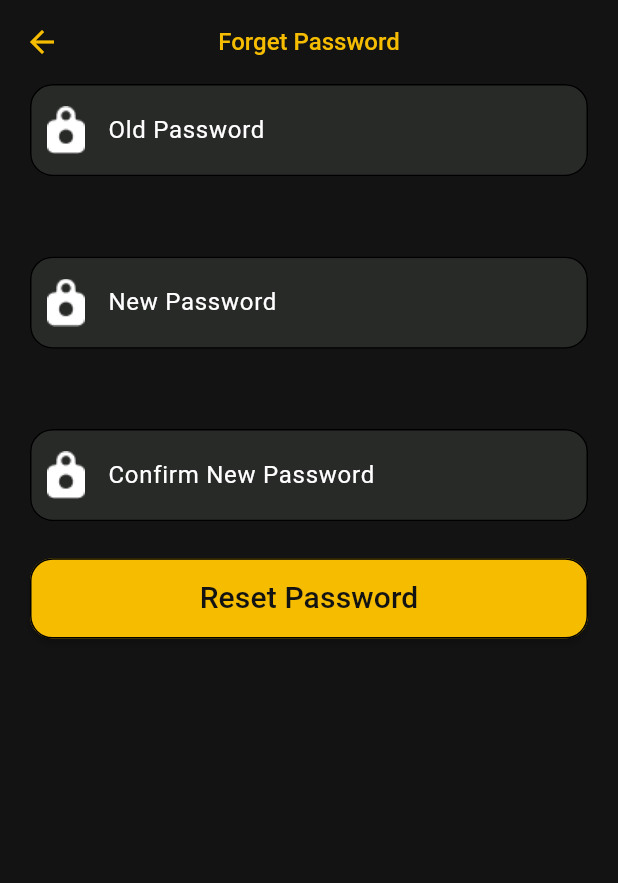
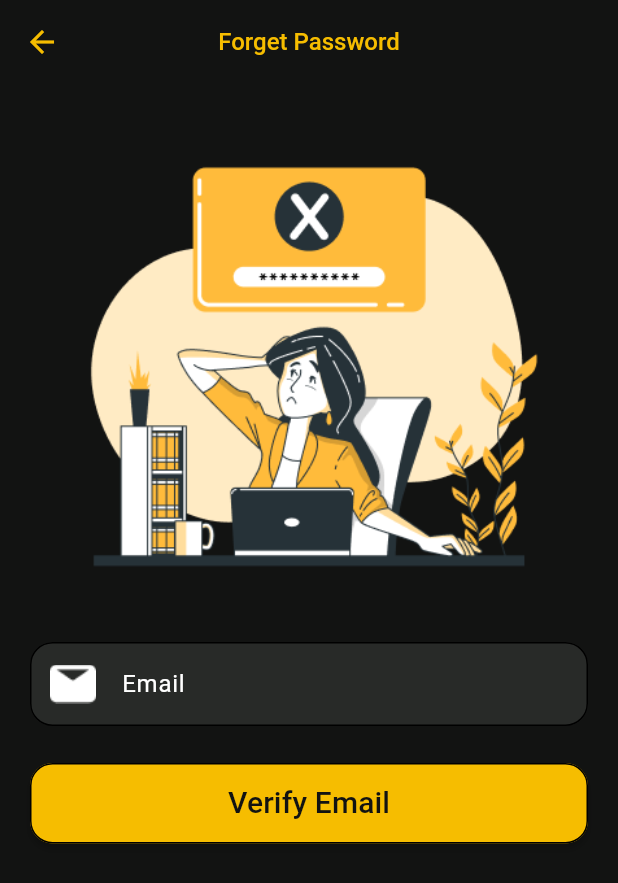
Before and after one commit to msalahzaki/Movies_App, a Flutter app: the ForgetPassword screen opened directly, on a phone screen of 412 x 824 dp. Shown: the top 883 px of the screen. Run offline on Flutter 3.47's test engine with Material 3 defaults, Android fonts, the phone set to English and light mode, and no system bars; our stand-ins replace bloc, carousel_slider, dio, flutter_bloc, fluttertoast, google_fonts and 1 more; accounts and stored records are empty; generated files the repository leaves out were written again.

```diff
--- a/lib/auth/forget_Password/forget_Password.dart
+++ b/lib/auth/forget_Password/forget_Password.dart
@@ -5,11 +5,10 @@ import 'package:movies_app/utils/app_styles.dart';
 class ForgetPassword extends StatelessWidget {
   static const String routeName = "Forget Password";
 
+  const ForgetPassword({super.key});
 
   @override
   Widget build(BuildContext context) {
-
-
     var Height=MediaQuery.of(context).size.height;
     var Width=MediaQuery.of(context).size.width;
     return Scaffold(
@@ -17,12 +16,11 @@ class ForgetPassword extends StatelessWidget {
         title: const Text("Forget Password"),
       ),
       backgroundColor: AppColor.black,
-      body: Form(
-        child: Container(
+      body: Container(
         margin: const EdgeInsets.symmetric(horizontal: 20),
         child: ListView(
           children: [
-              Image.asset("assets/icons/forgotPassword.png"),
+            Image.asset("assets/images/forgotPassword.png"),
             SizedBox(
               width: Width*0.8,
               child: TextFormField(
@@ -30,39 +28,9 @@ class ForgetPassword extends StatelessWidget {
                 decoration: InputDecoration(
                     filled: true,
                     fillColor: AppColor.semiBlack,
-                      hintText: "Old Password",
+                    hintText: "Email",
                     hintStyle: const TextStyle(color: AppColor.white),
-                      prefixIcon: Image.asset("assets/icons/passwordIcon.png"),
-                      border: OutlineInputBorder(
-                          borderRadius: BorderRadius.circular(15))),
-                ),
-              ),
-              SizedBox(height: Height*0.065,),
-              SizedBox(
-                width: Width*0.8,
-                child: TextFormField(
-                  style: const TextStyle(color: AppColor.white),
-                  decoration: InputDecoration(
-                      filled: true,
-                      fillColor: AppColor.semiBlack,
-                      hintText: "New Password",
-                      hintStyle: const TextStyle(color: AppColor.white),
-                      prefixIcon: Image.asset("assets/icons/passwordIcon.png"),
-                      border: OutlineInputBorder(
-                          borderRadius: BorderRadius.circular(15))),
-                ),
-              ),
-              SizedBox(height: Height*0.065,),
-              SizedBox(
-                width: Width*0.8,
-                child: TextFormField(
-                  style: const TextStyle(color: AppColor.white),
-                  decoration: InputDecoration(
-                      filled: true,
-                      fillColor: AppColor.semiBlack,
-                      hintText: "Confirm New Password",
-                      hintStyle: const TextStyle(color: AppColor.white),
-                      prefixIcon: Image.asset("assets/icons/passwordIcon.png"),
+                    prefixIcon: Image.asset("assets/images/emailIcon.png"),
                     border: OutlineInputBorder(
                         borderRadius: BorderRadius.circular(15))),
               ),
@@ -74,12 +42,11 @@ class ForgetPassword extends StatelessWidget {
               minWidth: Width*0.8,
               color: AppColor.orange,
               onPressed: () {
-
+                //
               },
-                child: Text("Reset Password",style: AppStyles.normal20black),
+              child: Text("Verify Email",style: AppStyles.normal20black),
             ),
           ],
-          )
         ),
       ),
     );
--- a/lib/main.dart
+++ b/lib/main.dart
@@ -1,5 +1,6 @@
 import 'package:flutter/material.dart';
 import 'package:flutter_bloc/flutter_bloc.dart';
+import 'package:movies_app/auth/forget_Password/forget_Password.dart';
 import 'package:movies_app/auth/login/login_screen.dart';
 import 'package:movies_app/cubit/language_states.dart';
 import 'package:movies_app/ui/Splash/splash_Screen.dart';
@@ -46,7 +47,8 @@ class MyApp extends StatelessWidget {
           theme: AppTheme.lightTheme,
           themeMode: ThemeMode.dark,
           locale: Locale(locale),
-          initialRoute: StartScreen.routeName,
+          // initialRoute: StartScreen.routeName,
+          home: ForgetPassword(),
 
           routes: {
             SplashScreen.routeName: (context) => SplashScreen(),
```
Lines whose indentation alone changed are shown as unchanged.
